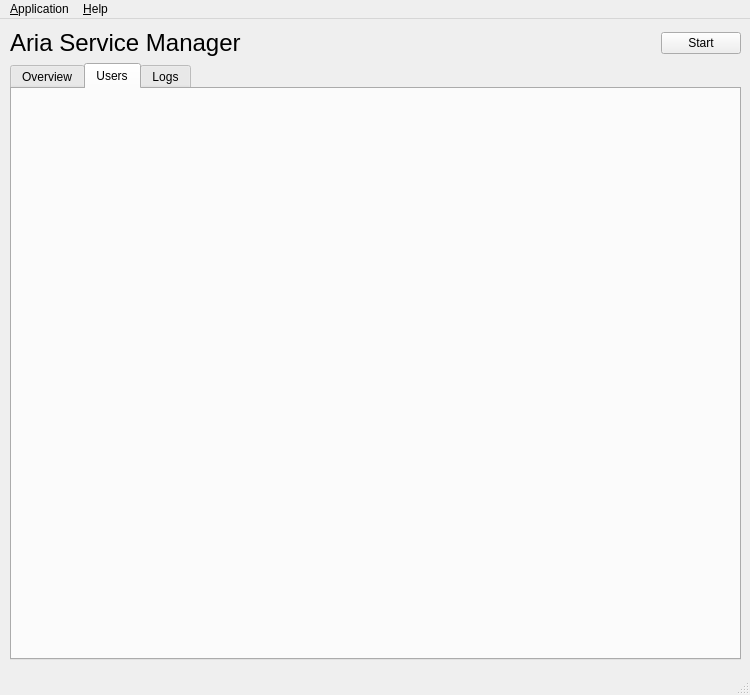
This is src/aria/gui/mainwindow.ui in malvavisc0/aria as Qt 5 draws it before an edit. The edited form follows.
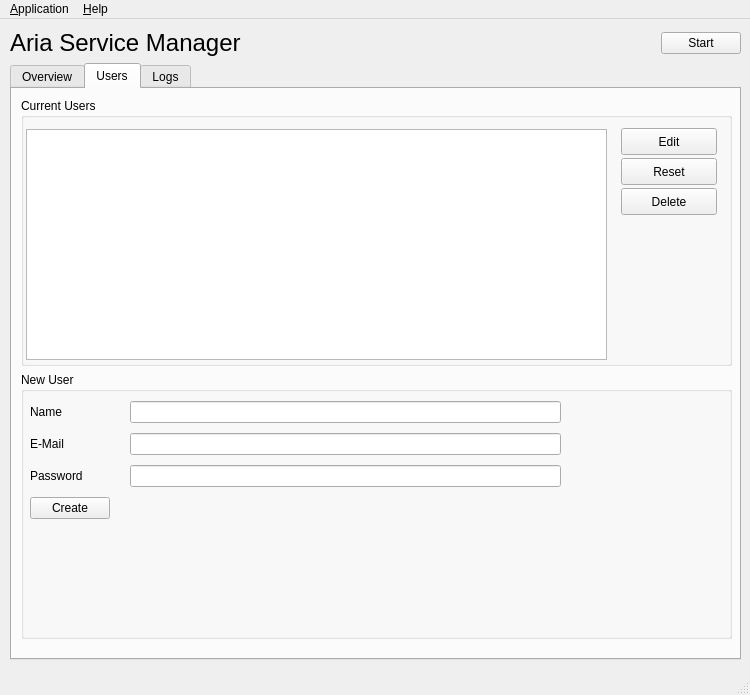
This is the edited form. The open tabs and pages were chosen to show the change. Icons and pictures are not drawn.

Commit message: completing fields

What changed in the file:
```diff
--- a/src/aria/gui/mainwindow.ui
+++ b/src/aria/gui/mainwindow.ui
@@ -387,7 +387,136 @@
            <height>541</height>
           </rect>
          </property>
-         <layout class="QVBoxLayout" name="verticalLayout_4"/>
+									<layout class="QVBoxLayout" name="verticalLayout_4">
+										<item>
+											<widget class="QGroupBox" name="groupBox_5">
+												<property name="title">
+													<string>Current Users</string>
+												</property>
+												<widget class="QListWidget" name="listWidget">
+													<property name="geometry">
+														<rect>
+															<x>5</x>
+															<y>31</y>
+															<width>581</width>
+															<height>231</height>
+														</rect>
+													</property>
+												</widget>
+												<widget class="QPushButton" name="pushButton_3">
+													<property name="geometry">
+														<rect>
+															<x>600</x>
+															<y>60</y>
+															<width>96</width>
+															<height>27</height>
+														</rect>
+													</property>
+													<property name="text">
+														<string>Reset</string>
+													</property>
+												</widget>
+												<widget class="QPushButton" name="pushButton_4">
+													<property name="geometry">
+														<rect>
+															<x>600</x>
+															<y>30</y>
+															<width>96</width>
+															<height>27</height>
+														</rect>
+													</property>
+													<property name="text">
+														<string>Edit</string>
+													</property>
+												</widget>
+												<widget class="QPushButton" name="pushButton_5">
+													<property name="geometry">
+														<rect>
+															<x>600</x>
+															<y>90</y>
+															<width>96</width>
+															<height>27</height>
+														</rect>
+													</property>
+													<property name="text">
+														<string>Delete</string>
+													</property>
+												</widget>
+											</widget>
+										</item>
+										<item>
+											<widget class="QGroupBox" name="groupBox_4">
+												<property name="title">
+													<string>New User</string>
+												</property>
+												<widget class="QWidget" name="formLayoutWidget_4">
+													<property name="geometry">
+														<rect>
+															<x>9</x>
+															<y>29</y>
+															<width>531</width>
+															<height>211</height>
+														</rect>
+													</property>
+													<layout class="QFormLayout" name="formLayout_4">
+														<property name="horizontalSpacing">
+															<number>20</number>
+														</property>
+														<property name="verticalSpacing">
+															<number>10</number>
+														</property>
+														<item row="0" column="0">
+															<widget class="QLabel" name="label_26">
+																<property name="text">
+																	<string>Name</string>
+																</property>
+															</widget>
+														</item>
+														<item row="1" column="0">
+															<widget class="QLabel" name="label_27">
+																<property name="text">
+																	<string>E-Mail</string>
+																</property>
+															</widget>
+														</item>
+														<item row="2" column="0">
+															<widget class="QLabel" name="label_28">
+																<property name="text">
+																	<string>Password</string>
+																</property>
+															</widget>
+														</item>
+														<item row="3" column="0">
+															<widget class="QPushButton" name="pushButton_2">
+																<property name="text">
+																	<string>Create</string>
+																</property>
+															</widget>
+														</item>
+														<item row="0" column="1">
+															<widget class="QLineEdit" name="lineEdit"/>
+														</item>
+														<item row="1" column="1">
+															<widget class="QLineEdit" name="lineEdit_2"/>
+														</item>
+														<item row="2" column="1">
+															<widget class="QLineEdit" name="lineEdit_3">
+																<property name="inputMask">
+																	<string/>
+																</property>
+																<property name="maxLength">
+																	<number>48</number>
+																</property>
+																<property name="echoMode">
+																	<enum>QLineEdit::EchoMode::PasswordEchoOnEdit</enum>
+																</property>
+															</widget>
+														</item>
+													</layout>
+												</widget>
+											</widget>
+										</item>
+									</layout>
         </widget>
        </widget>
        <widget class="QWidget" name="tab_logs">
```
Left out of the diff: 2 changed lines with no effect on the pictures. Lines whose indentation alone changed are shown as unchanged.
